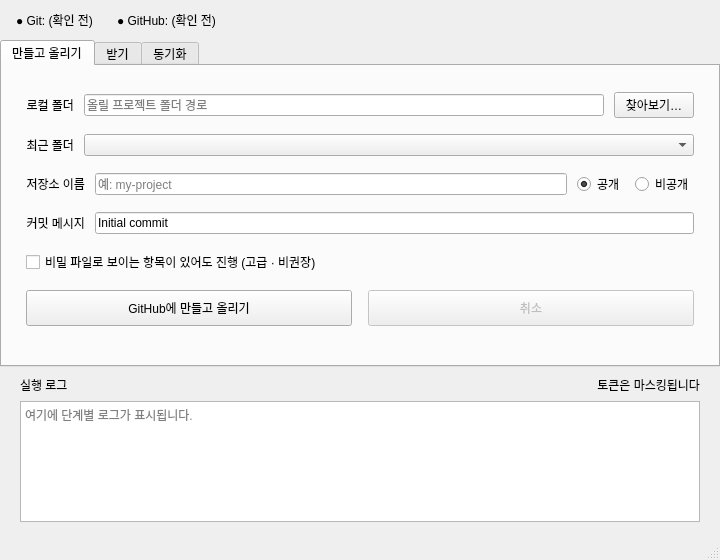
Qt form ui/main_window.ui (seongbin45/CloneUp) before a commit.
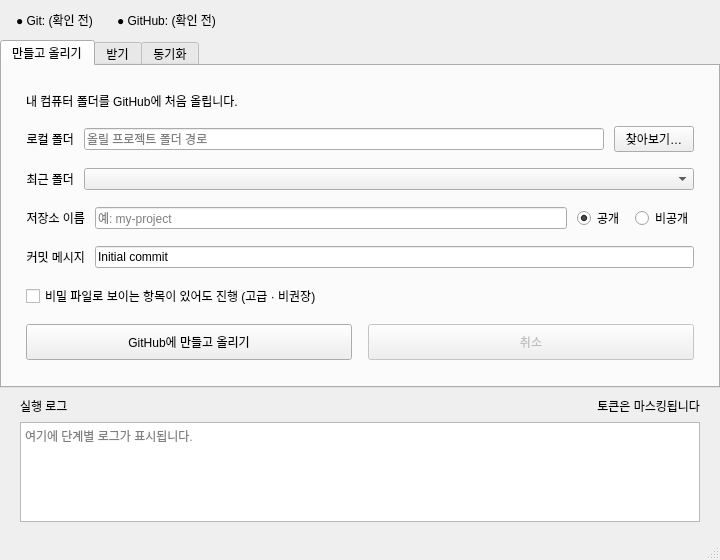
The same form after that commit.

Commit message:
feat(ui): G1 tab intro one-liners for beginners
Add always-visible purpose line under each tab (publish/clone/sync) and
document the four-layer guidance plan with decisions: static field hints
(not icon expand), no first-run wizard for now.

```diff
--- a/ui/main_window.ui
+++ b/ui/main_window.ui
@@ -118,6 +118,16 @@
         <property name="bottomMargin">
          <number>22</number>
         </property>
+        <item>
+         <widget class="QLabel" name="labelTabIntroPublish">
+          <property name="text">
+           <string>내 컴퓨터 폴더를 GitHub에 처음 올립니다.</string>
+          </property>
+          <property name="wordWrap">
+           <bool>true</bool>
+          </property>
+         </widget>
+        </item>
         <item>
          <layout class="QHBoxLayout" name="folderLayout">
           <property name="spacing">
```
Left out of the diff: 20 changed lines with no effect on the pictures. The commit also changes 2 other files.
